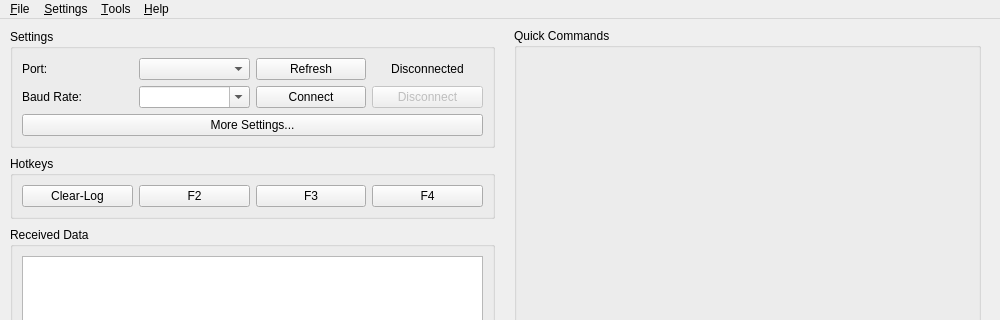
Old version of the form ui/main_window.ui in the repository iFishin/SCOM-X; both pictures show x 0 to 1000 and y 0 to 320 of the 1000 by 800 pixel window.
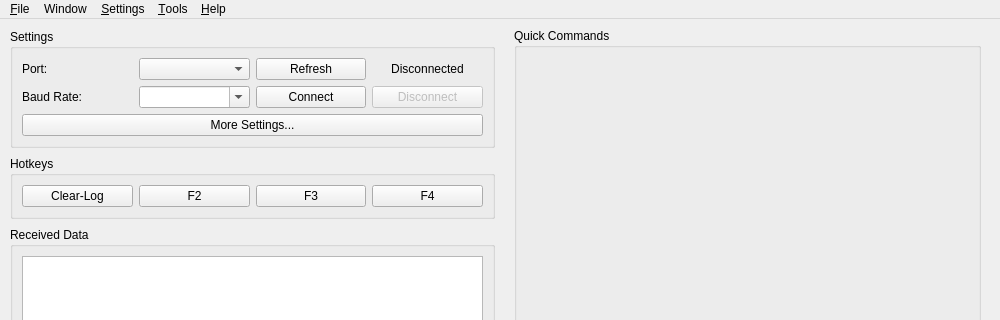
New version of the form. Icons and pictures are not drawn.

Commit message: feat: Add window switching functionality (ATCommand/Log via F1/F2)

```diff
--- a/ui/main_window.ui
+++ b/ui/main_window.ui
@@ -427,7 +427,7 @@
     <rect>
      <x>0</x>
      <y>0</y>
-     <width>1200</width>
+     <width>1000</width>
      <height>21</height>
     </rect>
    </property>
@@ -456,7 +456,15 @@
     </property>
     <addaction name="actionAbout"/>
    </widget>
+   <widget class="QMenu" name="menuWindow">
+    <property name="title">
+     <string>Window</string>
+    </property>
+    <addaction name="actionATCommand"/>
+    <addaction name="actionLog"/>
+   </widget>
    <addaction name="menuFile"/>
+   <addaction name="menuWindow"/>
    <addaction name="menuSettings"/>
    <addaction name="menuTools"/>
    <addaction name="menuHelp"/>
```
Left out of the diff: 26 changed lines with no effect on the pictures. The commit also changes 3 other files.
